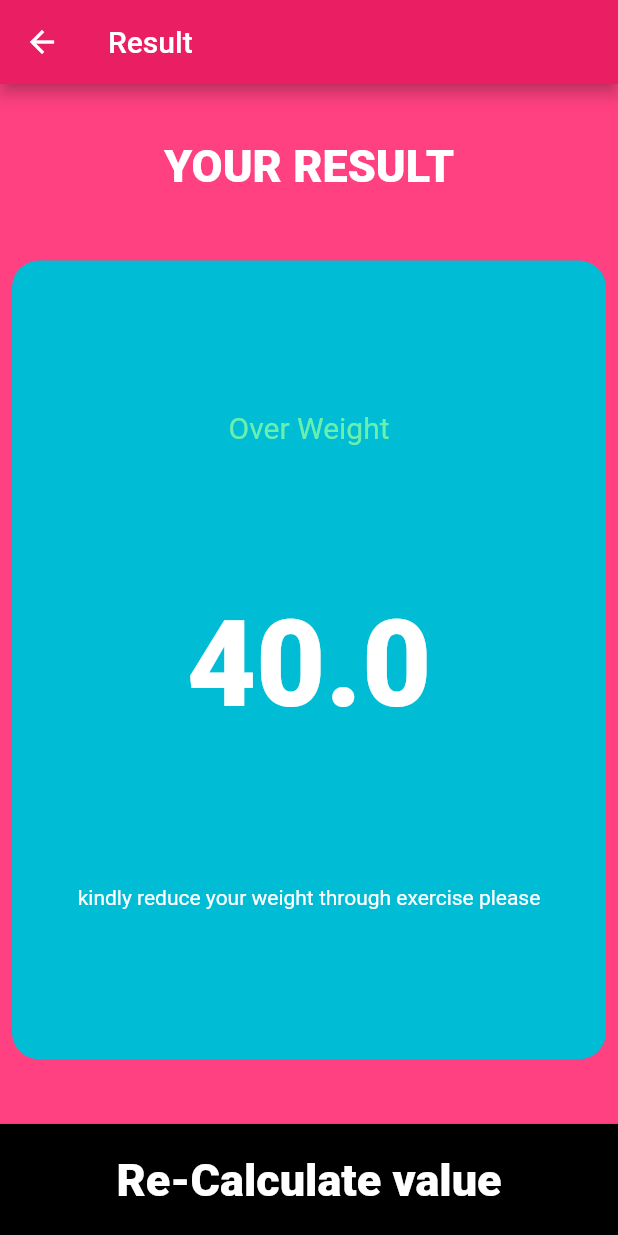
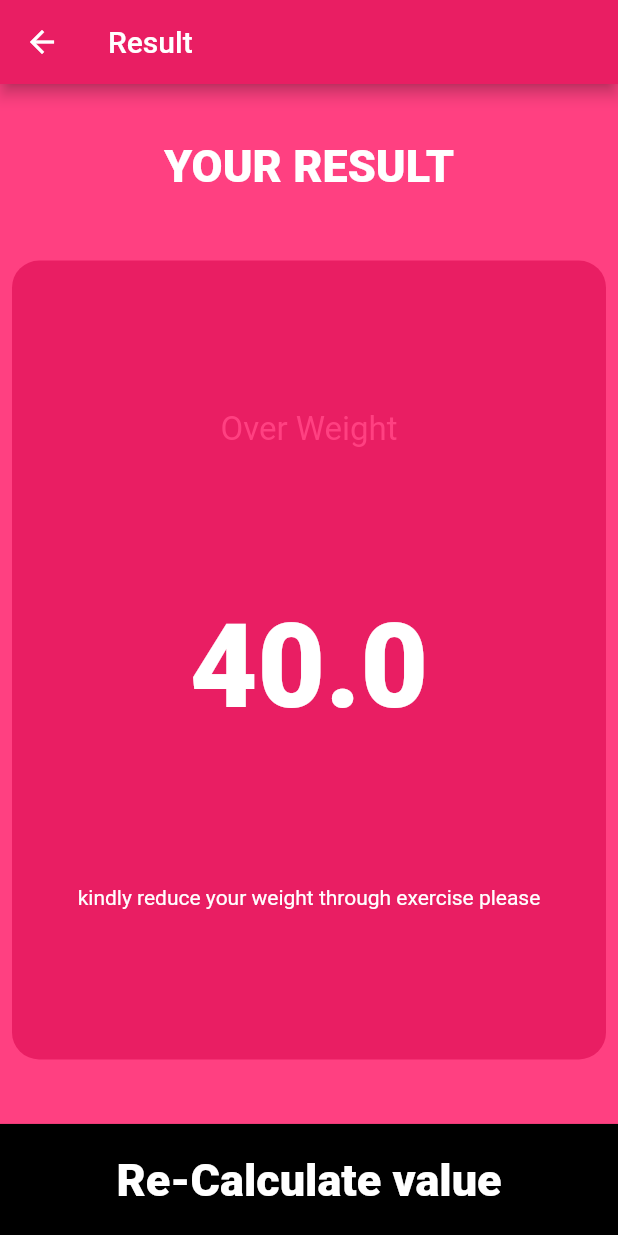
Before and after one commit to nayabnaveed046/BMI_Update, a Flutter app: the screen it shows after launch, after a tap on "Calculate", on a phone screen of 412 x 824 dp. Run offline on Flutter 3.47's test engine with Material 2 defaults, Android fonts, the phone set to English and light mode, and no system bars; our stand-ins replace flutter_spinkit, font_awesome_flutter.

```diff
--- a/lib/constent_variable.dart
+++ b/lib/constent_variable.dart
@@ -1,6 +1,6 @@
 import 'package:flutter/material.dart';
 
-const activationcolor = Colors.cyan;
+const activationcolor = Colors.pink;
 const deactivationcolor = Color(0xFF1D1E33);
 
 const ConstentTextLabel = TextStyle(
@@ -10,7 +10,7 @@ const ConstentTextLabel = TextStyle(
 
 const ConstentTextLabe2 = TextStyle(
   fontSize: 35,
-  fontWeight: FontWeight.w900,
+  fontWeight: FontWeight.bold,
 );
 
 const ConstentTextLabe3 = TextStyle(
@@ -19,11 +19,11 @@ const ConstentTextLabe3 = TextStyle(
 );
 
 const Result1 = TextStyle(
-  color: Colors.greenAccent,
-  fontSize: 20.0,
+  color: Colors.pinkAccent,
+  fontSize: 22.0,
 );
 const Result2 = TextStyle(
   color: Colors.white,
-  fontSize: 80.0,
+  fontSize: 78.0,
   fontWeight: FontWeight.w900,
 );
```
